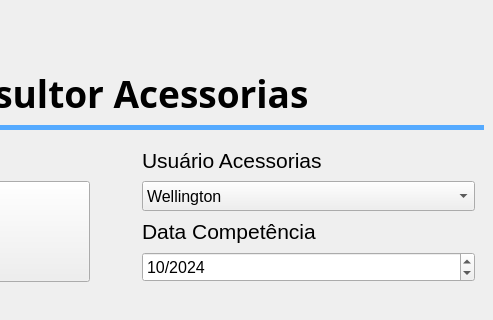
Before: the Qt Designer form code/src/ui/window_acessorias.ui in Sl3nc/Consultor_Acessorias, drawn with Qt 5; both pictures show x 261 to 754 and y 107 to 427 of the 754 by 545 pixel window.
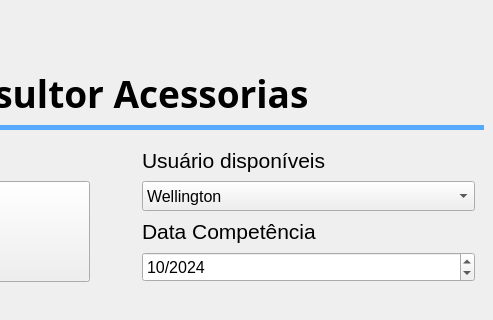
After: the same form once the commit is applied. Icons and pictures are not drawn.

```diff
--- a/code/src/ui/window_acessorias.ui
+++ b/code/src/ui/window_acessorias.ui
@@ -191,7 +191,7 @@
              </font>
             </property>
             <property name="text">
-             <string>Usuário Acessorias</string>
+             <string>Usuário disponíveis</string>
             </property>
            </widget>
           </item>
```
Left out of the diff: 6 changed lines with no effect on the pictures.
